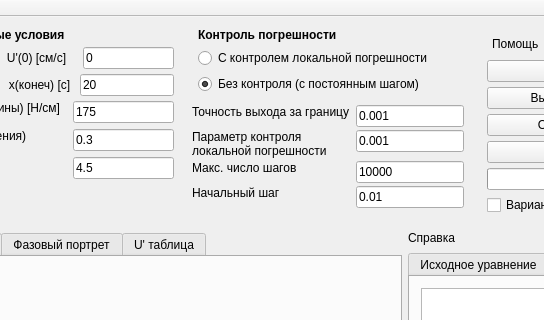
BlackAngel2108/RK4, file mainwindow.ui: the form before one commit; both pictures show x 183 to 727 and y 0 to 320 of the 884 by 636 pixel window.
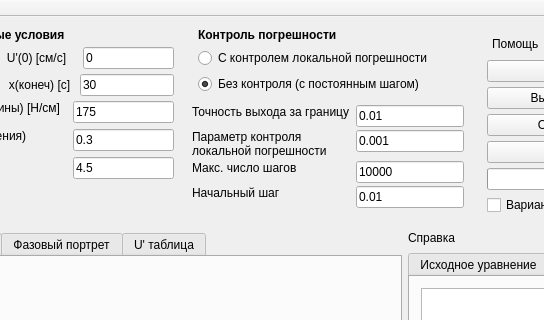
The form after the commit. The open tabs and pages were chosen to show the change.

What changed in the file:
```diff
--- a/mainwindow.ui
+++ b/mainwindow.ui
@@ -168,7 +168,7 @@
              </sizepolicy>
             </property>
             <property name="text">
-             <string>20</string>
+             <string>30</string>
             </property>
            </widget>
           </item>
@@ -381,7 +381,7 @@
              </sizepolicy>
             </property>
             <property name="text">
-             <string>0.001</string>
+             <string>0.01</string>
             </property>
            </widget>
           </item>
```
Left out of the diff: 2 changed lines with no effect on the pictures.
